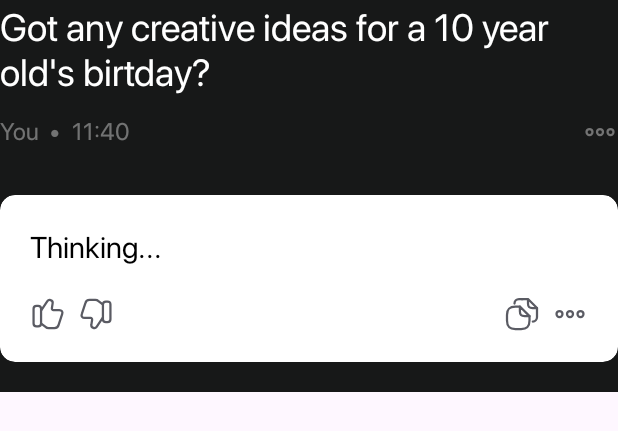
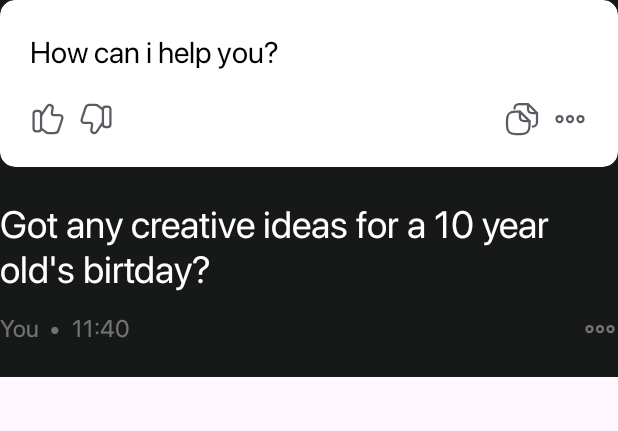
Before and after one commit to bunyatovvv/GreenGPT, an Android app: the layout chat_row.xml on its own in the app's theme, with its tools: preview values and no code run, on a phone screen of 412 x 824 dp. Shown: the top 431 px of the screen. Run offline under Robolectric (Android 15) with nearby library versions, the phone set to English and light mode, and no system bars.

Commit message:
chat done

```diff
--- a/app/src/main/java/com/example/greengpt/presentation/chat/adapter/ChatAdapter.kt
+++ b/app/src/main/java/com/example/greengpt/presentation/chat/adapter/ChatAdapter.kt
@@ -38,17 +38,20 @@ class ChatAdapter : RecyclerView.Adapter<ChatAdapter.ChatHolder>() {
         val receiveCv = holder.itemView.findViewById<CardView>(R.id.receiveCv)
         val sentText = holder.itemView.findViewById<TextView>(R.id.sentText)
         val receiveText = holder.itemView.findViewById<TextView>(R.id.receiveTextView)
+        val timeText = holder.itemView.findViewById<TextView>(R.id.timeText)
 
         when(currentMessage.id){
             SEND_ID -> {
                 sentText.text = currentMessage.message
                 sentLayout.visibility = View.VISIBLE
-                receiveCv.visibility = View.VISIBLE
+                receiveCv.visibility = View.GONE
+                timeText.text = currentMessage.time
             }
 
             RECEIVE_ID -> {
                 receiveText.text = currentMessage.message
                 sentLayout.visibility = View.GONE
+                receiveCv.visibility = View.VISIBLE
             }
         }
     }
--- a/app/src/main/res/layout/chat_row.xml
+++ b/app/src/main/res/layout/chat_row.xml
@@ -2,78 +2,16 @@
 <LinearLayout xmlns:android="http://schemas.android.com/apk/res/android"
     xmlns:app="http://schemas.android.com/apk/res-auto"
     android:layout_width="match_parent"
+    android:orientation="vertical"
     android:background="@color/primary_black"
     android:paddingBottom="20dp"
     android:layout_height="wrap_content">
-
-    <LinearLayout
-        android:id="@+id/sentLayout"
-        android:layout_width="match_parent"
-        android:layout_height="wrap_content"
-        android:orientation="vertical">
-        <TextView
-            android:id="@+id/sentText"
-            android:layout_width="match_parent"
-            android:layout_height="wrap_content"
-            android:text="Got any creative ideas for a 10 year old's birtday?"
-            android:textColor="@color/white"
-            android:fontFamily="@font/sfpro_regular"
-            android:textSize="25sp">
-
-        </TextView>
-
-        <LinearLayout
-            android:layout_marginTop="12dp"
-            android:layout_width="match_parent"
-            android:layout_height="wrap_content"
-            android:orientation="horizontal">
-
-            <LinearLayout
-                android:layout_weight="1"
-                android:layout_width="match_parent"
-                android:layout_height="wrap_content"
-                android:orientation="horizontal">
-
-                <TextView
-                    android:layout_width="wrap_content"
-                    android:layout_height="wrap_content"
-                    android:textColor="#65FFFFFF"
-                    android:text="You  •"
-                    android:fontFamily="@font/sfpro_regular"
-                    android:textSize="16sp">
-
-                </TextView>
-
-                <TextView
-                    android:layout_width="wrap_content"
-                    android:layout_height="wrap_content"
-                    android:textColor="#65FFFFFF"
-                    android:layout_marginLeft="4dp"
-                    android:text=" 11:40"
-                    android:fontFamily="@font/sfpro_regular"
-                    android:textSize="16sp">
-
-                </TextView>
-
-            </LinearLayout>
-
-            <ImageView
-                android:layout_gravity="end"
-                android:layout_width="wrap_content"
-                android:layout_height="wrap_content"
-                android:src="@drawable/three_point_icon"
-                app:tint="#65FFFFFF">
-
-            </ImageView>
-
-        </LinearLayout>
-
 
     <androidx.cardview.widget.CardView
         android:id="@+id/receiveCv"
         android:layout_width="match_parent"
         android:layout_height="wrap_content"
-            android:layout_marginTop="30dp"
+        android:layout_marginBottom="20dp"
         app:cardCornerRadius="10dp"
         app:cardElevation="0dp">
 
@@ -90,7 +28,7 @@
                 android:paddingStart="20dp"
                 android:paddingTop="20dp"
                 android:paddingBottom="20dp"
-                    android:text="Thinking..."
+                android:text="How can i help you?"
                 android:textColor="@color/black"
                 android:textSize="20sp"
                 app:layout_constraintBottom_toTopOf="@+id/linearLayout"
@@ -160,6 +98,73 @@
 
     </androidx.cardview.widget.CardView>
 
+    <LinearLayout
+        android:id="@+id/sentLayout"
+        android:layout_width="match_parent"
+        android:layout_height="wrap_content"
+        android:orientation="vertical">
+        <TextView
+            android:id="@+id/sentText"
+            android:layout_width="match_parent"
+            android:layout_height="wrap_content"
+            android:text="Got any creative ideas for a 10 year old's birtday?"
+            android:textColor="@color/white"
+            android:fontFamily="@font/sfpro_regular"
+            android:textSize="25sp">
+
+        </TextView>
+
+
+        <LinearLayout
+            android:layout_marginTop="12dp"
+            android:layout_width="match_parent"
+            android:layout_height="wrap_content"
+            android:orientation="horizontal">
+
+            <LinearLayout
+                android:layout_weight="1"
+                android:layout_width="match_parent"
+                android:layout_height="wrap_content"
+                android:orientation="horizontal">
+
+                <TextView
+                    android:layout_width="wrap_content"
+                    android:layout_height="wrap_content"
+                    android:textColor="#65FFFFFF"
+                    android:text="You  •"
+                    android:fontFamily="@font/sfpro_regular"
+                    android:textSize="16sp">
+
+                </TextView>
+
+                <TextView
+                    android:id="@+id/timeText"
+                    android:layout_width="wrap_content"
+                    android:layout_height="wrap_content"
+                    android:textColor="#65FFFFFF"
+                    android:layout_marginLeft="4dp"
+                    android:text=" 11:40"
+                    android:fontFamily="@font/sfpro_regular"
+                    android:textSize="16sp">
+
+                </TextView>
+
+            </LinearLayout>
+
+            <ImageView
+                android:layout_gravity="end"
+                android:layout_width="wrap_content"
+                android:layout_height="wrap_content"
+                android:src="@drawable/three_point_icon"
+                app:tint="#65FFFFFF">
+
+            </ImageView>
+
+        </LinearLayout>
+
+
+
+
 
     </LinearLayout>
 
```
Also changed, not shown: app/src/main/java/com/example/greengpt/presentation/chat/ChatFragment.kt (+11 -3 lines), app/src/main/java/com/example/greengpt/util/Time.kt (added, +17 -0 lines). Lines whose indentation alone changed are shown as unchanged.
